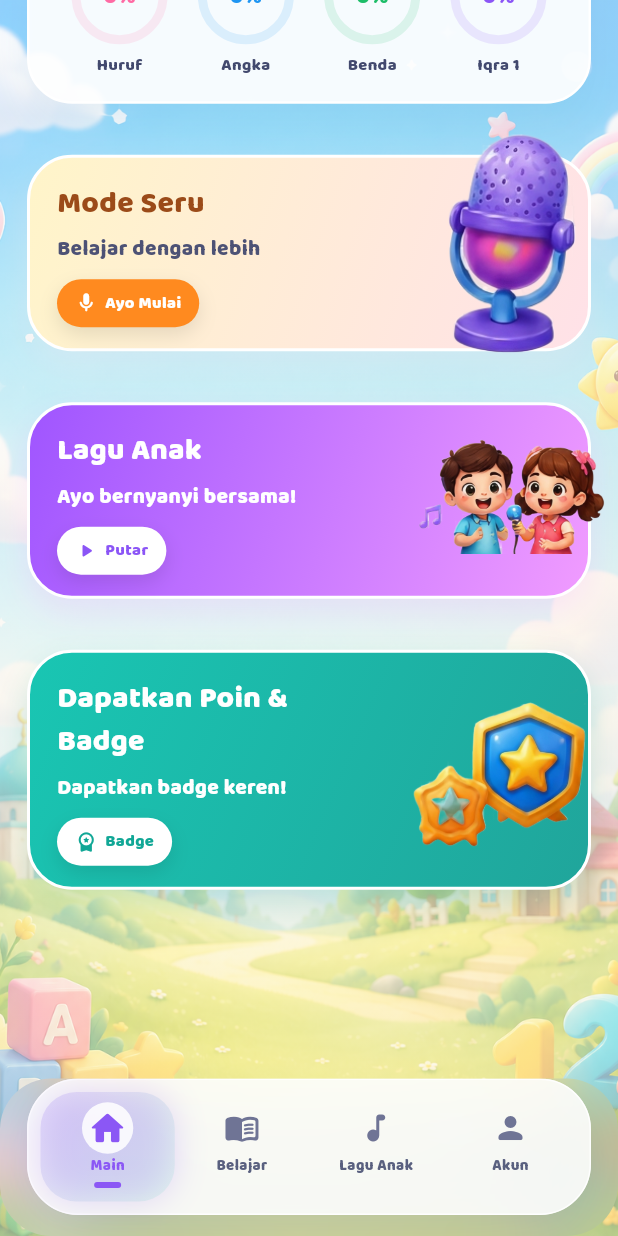
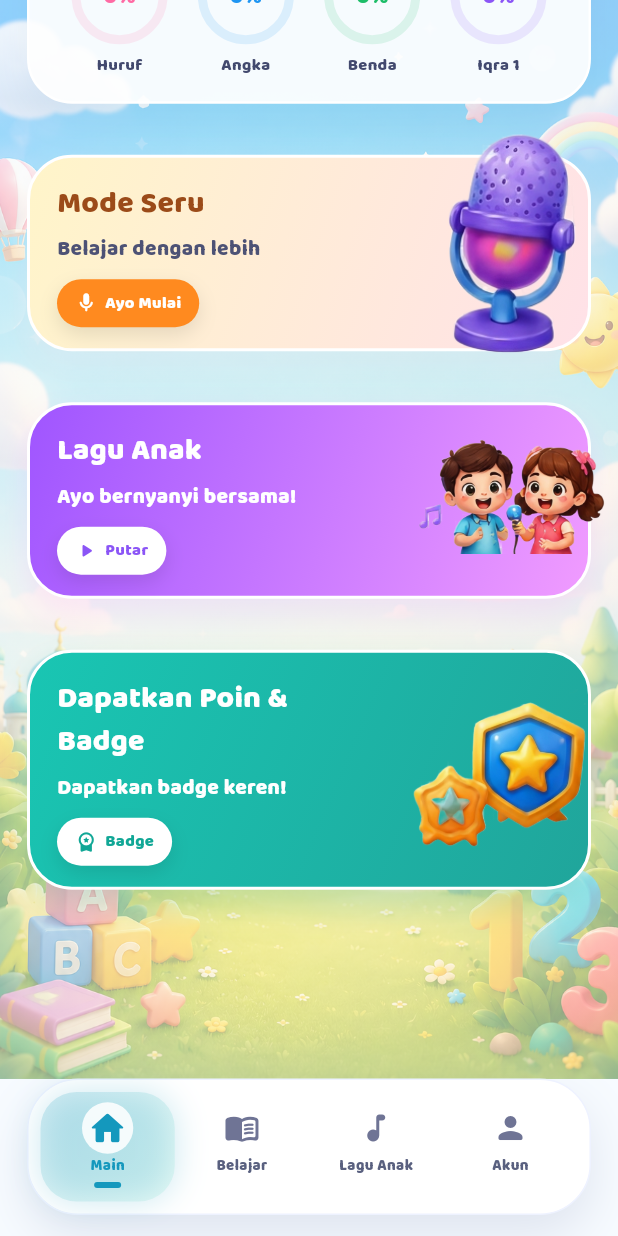
Before and after one commit to kolabfit/App_Paud_Sentrakreasi, a Flutter app: the ShellScreen screen opened directly, scrolled down 814 dp, on a phone screen of 412 x 824 dp. Run offline on Flutter 3.47's test engine with Material 3 defaults, Android fonts, the phone set to English and light mode, and no system bars; drawn by our look-alikes of flutter_animate; our stand-ins replace args, cached_network_image, confetti, file_picker, flutter_riverpod, flutter_tts and 10 more; missing offline and left inert: build_cli_annotations, dart:ffi; accounts and stored records are empty.

Commit message:
Refactor code structure for improved readability and maintainability

```diff
--- a/lib/src/shell_main_screen.dart
+++ b/lib/src/shell_main_screen.dart
@@ -6,7 +6,6 @@ class ShellScreen extends ConsumerWidget {
   @override
   Widget build(BuildContext context, WidgetRef ref) {
     final app = ref.watch(appStateProvider);
-    final t = app.theme;
     final teacherHome = app.role == Role.teacher;
     Widget body;
     if (teacherHome && app.tab == TabItem.akun) {
@@ -20,7 +19,8 @@ class ShellScreen extends ConsumerWidget {
       };
     }
     return Scaffold(
-      extendBody: true,
+      backgroundColor: const Color(0xffF7FBFF),
+      extendBody: false,
       body: ThemedBackground(
         child: SafeArea(
           child: AnimatedSwitcher(
@@ -42,38 +42,29 @@ class ShellScreen extends ConsumerWidget {
           ),
         ),
       ),
-      bottomNavigationBar: _FancyBottomNav(app: app, t: t),
+      bottomNavigationBar: _FancyBottomNav(app: app),
     );
   }
 }
 
 class _FancyBottomNav extends ConsumerWidget {
-  const _FancyBottomNav({required this.app, required this.t});
+  const _FancyBottomNav({required this.app});
   final AppState app;
-  final AppThemeData t;
 
   @override
   Widget build(BuildContext context, WidgetRef ref) {
     final selectedIdx = TabItem.values.indexOf(app.tab);
-    return ClipRRect(
-      borderRadius: BorderRadius.circular(34),
-      child: BackdropFilter(
-        filter: ImageFilter.blur(sigmaX: 18, sigmaY: 18),
-        child: Container(
+    return Container(
       margin: const EdgeInsets.fromLTRB(18, 0, 18, 14),
       decoration: BoxDecoration(
-            color: Colors.white.withValues(alpha: .88),
+        color: Colors.white,
         borderRadius: BorderRadius.circular(34),
-            border: Border.all(color: Colors.white.withValues(alpha: .88)),
+        border: Border.all(color: const Color(0xffEEF2FF)),
         boxShadow: [
           BoxShadow(
-                blurRadius: 34,
-                offset: const Offset(0, 16),
-                color: const Color(0xff8B55F6).withValues(alpha: .18),
-              ),
-              BoxShadow(
             blurRadius: 28,
-                color: const Color(0xff53D5B5).withValues(alpha: .12),
+            offset: const Offset(0, 14),
+            color: const Color(0xff5D6B9A).withValues(alpha: .16),
           ),
         ],
       ),
@@ -93,14 +84,10 @@ class _FancyBottomNav extends ConsumerWidget {
                 icon: icons[i],
                 label: labels[i],
                 isActive: selectedIdx == i,
-                    theme: t,
-                    onTap: () =>
-                        ref.read(appStateProvider).go(TabItem.values[i]),
+                onTap: () => ref.read(appStateProvider).go(TabItem.values[i]),
               ),
             );
           }),
-            ),
-          ),
         ),
       ),
     );
@@ -112,18 +99,16 @@ class _NavItem extends StatelessWidget {
     required this.icon,
     required this.label,
     required this.isActive,
-    required this.theme,
     required this.onTap,
   });
   final IconData icon;
   final String label;
   final bool isActive;
-  final AppThemeData theme;
   final VoidCallback onTap;
 
   @override
   Widget build(BuildContext context) {
-    final activeColor = theme.dark ? theme.accent : const Color(0xff8B57F5);
+    const activeColor = Color(0xff1498BD);
     return GestureDetector(
       onTap: onTap,
       child: AnimatedContainer(
```
Also changed, not shown: lib/src/learning_screens.dart (+34 -28 lines), assets/images/Anak_Belajar_Angka.png (added), assets/images/Anak_Belajar_Benda.png (added), assets/images/Anak_Belajar_Huruf.png (added), assets/images/Belajar_Angka.png (added), assets/images/Belajar_Benda.png (added), assets/images/Belajar_huruf.png (added). Lines whose indentation alone changed are shown as unchanged.
